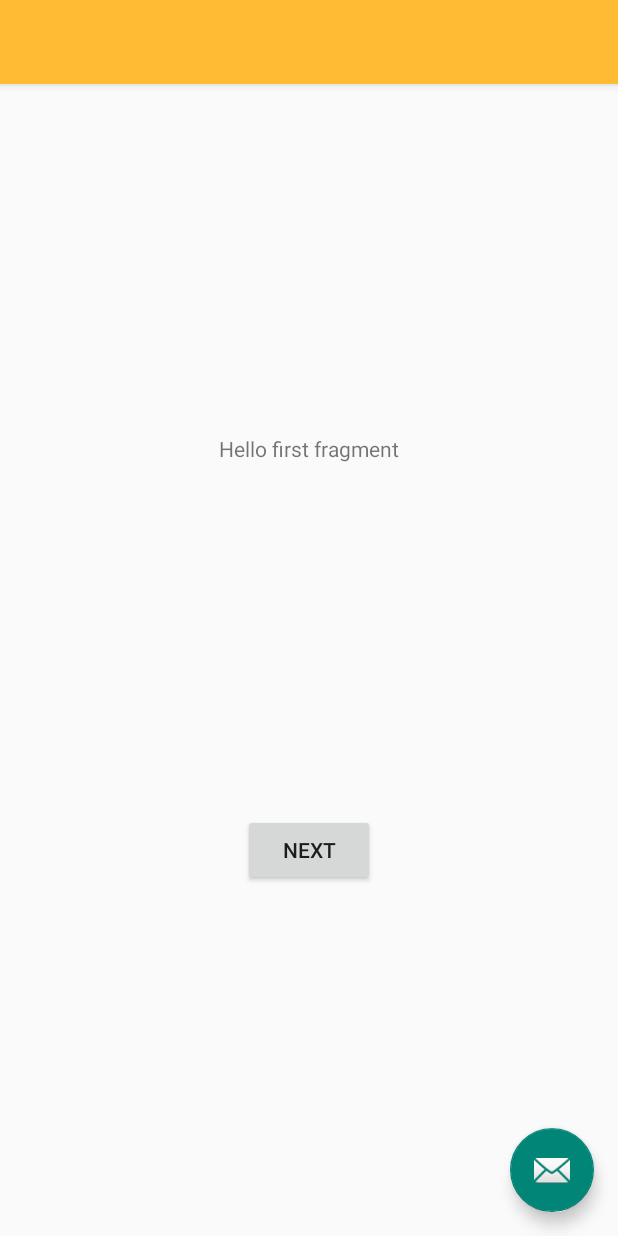
After one commit to jakupierblina/FoodOrder, an Android app: the FirstFragment screen opened directly, with no data from a screen before it, on a phone screen of 412 x 824 dp. The commit adds this screen. Run offline under Robolectric (Android 15) with nearby library versions, the phone set to English and light mode, and no system bars.

```diff
--- a/app/src/main/AndroidManifest.xml
+++ b/app/src/main/AndroidManifest.xml
@@ -9,6 +9,10 @@
         android:roundIcon="@mipmap/ic_launcher_round"
         android:supportsRtl="true"
         android:theme="@style/AppTheme">
+        <activity
+            android:name=".OrderActivity"
+            android:label="@string/title_activity_order"
+            android:theme="@style/AppTheme.NoActionBar"></activity>
         <activity android:name=".MainActivity">
             <intent-filter>
                 <action android:name="android.intent.action.MAIN" />
--- /dev/null
+++ b/app/src/main/java/com/example/foodorder/FirstFragment.java
@@ -0,0 +1,35 @@
+package com.example.foodorder;
+
+import android.os.Bundle;
+import android.view.LayoutInflater;
+import android.view.View;
+import android.view.ViewGroup;
+
+import android.support.annotation.NonNull;
+import android.support.v4.app.Fragment;
+
+import androidx.navigation.fragment.NavHostFragment;
+
+public class FirstFragment extends Fragment {
+
+    @Override
+    public View onCreateView(
+            LayoutInflater inflater, ViewGroup container,
+            Bundle savedInstanceState
+    ) {
+        // Inflate the layout for this fragment
+        return inflater.inflate(R.layout.fragment_first, container, false);
+    }
+
+    public void onViewCreated(@NonNull View view, Bundle savedInstanceState) {
+        super.onViewCreated(view, savedInstanceState);
+
+        view.findViewById(R.id.button_first).setOnClickListener(new View.OnClickListener() {
+            @Override
+            public void onClick(View view) {
+                NavHostFragment.findNavController(FirstFragment.this)
+                        .navigate(R.id.action_FirstFragment_to_SecondFragment);
+            }
+        });
+    }
+}
--- /dev/null
+++ b/app/src/main/java/com/example/foodorder/OrderActivity.java
@@ -0,0 +1,39 @@
+package com.example.foodorder;
+
+import android.os.Bundle;
+import android.support.design.widget.FloatingActionButton;
+import android.support.design.widget.Snackbar;
+import android.support.v7.app.AppCompatActivity;
+import android.support.v7.widget.Toolbar;
+import android.view.View;
+
+public class OrderActivity extends AppCompatActivity {
+
+    /**8
+    @Override
+    protected void onCreate(Bundle savedInstanceState) {
+        super.onCreate(savedInstanceState);
+        setContentView(R.layout.activity_order);
+        Toolbar toolbar = findViewById(R.id.toolbar);
+        setSupportActionBar(toolbar);
+
+        FloatingActionButton fab = findViewById(R.id.fab);
+        fab.setOnClickListener(new View.OnClickListener() {
+            @Override
+            public void onClick(View view) {
+                Snackbar.make(view, "Replace with your own action", Snackbar.LENGTH_LONG)
+                        .setAction("Action", null).show();
+            }
+        });
+    }
+
+    **/
+
+
+    protected void onCreate(Bundle savedInstanceState) {
+        super.onCreate(savedInstanceState);
+        setContentView(R.layout.activity_order);
+
+    }
+
+}
--- /dev/null
+++ b/app/src/main/res/layout/activity_order.xml
@@ -0,0 +1,33 @@
+<?xml version="1.0" encoding="utf-8"?>
+<android.support.design.widget.CoordinatorLayout xmlns:android="http://schemas.android.com/apk/res/android"
+    xmlns:app="http://schemas.android.com/apk/res-auto"
+    xmlns:tools="http://schemas.android.com/tools"
+    android:layout_width="match_parent"
+    android:layout_height="match_parent"
+    tools:context=".OrderActivity">
+
+    <android.support.design.widget.AppBarLayout
+        android:layout_width="match_parent"
+        android:layout_height="wrap_content"
+        android:theme="@style/AppTheme.AppBarOverlay">
+
+        <android.support.v7.widget.Toolbar
+            android:id="@+id/toolbar"
+            android:layout_width="match_parent"
+            android:layout_height="?attr/actionBarSize"
+            android:background="?attr/colorPrimary"
+            app:popupTheme="@style/AppTheme.PopupOverlay" />
+
+    </android.support.design.widget.AppBarLayout>
+
+    <include layout="@layout/content_order" />
+
+    <android.support.design.widget.FloatingActionButton
+        android:id="@+id/fab"
+        android:layout_width="wrap_content"
+        android:layout_height="wrap_content"
+        android:layout_gravity="bottom|end"
+        android:layout_margin="@dimen/fab_margin"
+        app:srcCompat="@android:drawable/ic_dialog_email" />
+
+</android.support.design.widget.CoordinatorLayout>
--- /dev/null
+++ b/app/src/main/res/layout/content_order.xml
@@ -0,0 +1,19 @@
+<?xml version="1.0" encoding="utf-8"?>
+<android.support.constraint.ConstraintLayout xmlns:android="http://schemas.android.com/apk/res/android"
+    xmlns:app="http://schemas.android.com/apk/res-auto"
+    android:layout_width="match_parent"
+    android:layout_height="match_parent"
+    app:layout_behavior="@string/appbar_scrolling_view_behavior">
+
+    <fragment
+        android:id="@+id/nav_host_fragment"
+        android:name="androidx.navigation.fragment.NavHostFragment"
+        android:layout_width="0dp"
+        android:layout_height="0dp"
+        app:defaultNavHost="true"
+        app:layout_constraintBottom_toBottomOf="parent"
+        app:layout_constraintLeft_toLeftOf="parent"
+        app:layout_constraintRight_toRightOf="parent"
+        app:layout_constraintTop_toTopOf="parent"
+        app:navGraph="@navigation/nav_graph2" />
+</android.support.constraint.ConstraintLayout>
--- /dev/null
+++ b/app/src/main/res/layout/fragment_first.xml
@@ -0,0 +1,28 @@
+<?xml version="1.0" encoding="utf-8"?>
+<android.support.constraint.ConstraintLayout xmlns:android="http://schemas.android.com/apk/res/android"
+    xmlns:app="http://schemas.android.com/apk/res-auto"
+    xmlns:tools="http://schemas.android.com/tools"
+    android:layout_width="match_parent"
+    android:layout_height="match_parent"
+    tools:context=".FirstFragment">
+
+    <TextView
+        android:id="@+id/textview_first"
+        android:layout_width="wrap_content"
+        android:layout_height="wrap_content"
+        android:text="@string/hello_first_fragment"
+        app:layout_constraintBottom_toTopOf="@id/button_first"
+        app:layout_constraintEnd_toEndOf="parent"
+        app:layout_constraintStart_toStartOf="parent"
+        app:layout_constraintTop_toTopOf="parent" />
+
+    <Button
+        android:id="@+id/button_first"
+        android:layout_width="wrap_content"
+        android:layout_height="wrap_content"
+        android:text="@string/next"
+        app:layout_constraintBottom_toBottomOf="parent"
+        app:layout_constraintEnd_toEndOf="parent"
+        app:layout_constraintStart_toStartOf="parent"
+        app:layout_constraintTop_toBottomOf="@id/textview_first" />
+</android.support.constraint.ConstraintLayout>
--- /dev/null
+++ b/app/src/main/res/navigation/nav_graph2.xml
@@ -0,0 +1,28 @@
+<?xml version="1.0" encoding="utf-8"?>
+<navigation xmlns:android="http://schemas.android.com/apk/res/android"
+    xmlns:app="http://schemas.android.com/apk/res-auto"
+    xmlns:tools="http://schemas.android.com/tools"
+    android:id="@+id/nav_graph2"
+    app:startDestination="@id/FirstFragment">
+
+    <fragment
+        android:id="@+id/FirstFragment"
+        android:name="com.example.foodorder.FirstFragment"
+        android:label="@string/first_fragment_label"
+        tools:layout="@layout/fragment_first">
+
+        <action
+            android:id="@+id/action_FirstFragment_to_SecondFragment"
+            app:destination="@id/SecondFragment" />
+    </fragment>
+    <fragment
+        android:id="@+id/SecondFragment"
+        android:name="com.example.foodorder.SecondFragment"
+        android:label="@string/second_fragment_label"
+        tools:layout="@layout/fragment_second">
+
+        <action
+            android:id="@+id/action_SecondFragment_to_FirstFragment"
+            app:destination="@id/FirstFragment" />
+    </fragment>
+</navigation>
```
Also changed, not shown: app/src/main/java/com/example/foodorder/Fragments/PastaFragment.java (+14 -2 lines), app/src/main/java/com/example/foodorder/Fragments/PizzaFragment.java (+15 -2 lines), app/src/main/java/com/example/foodorder/MainActivity.java (+125 -6 lines), app/src/main/java/com/example/foodorder/SecondFragment.java (added, +35 -0 lines), app/src/main/res/layout/activity_main.xml (+19 -0 lines), app/src/main/res/layout/fragment_second.xml (added, +27 -0 lines), app/src/main/res/values/strings.xml (+10 -0 lines).
